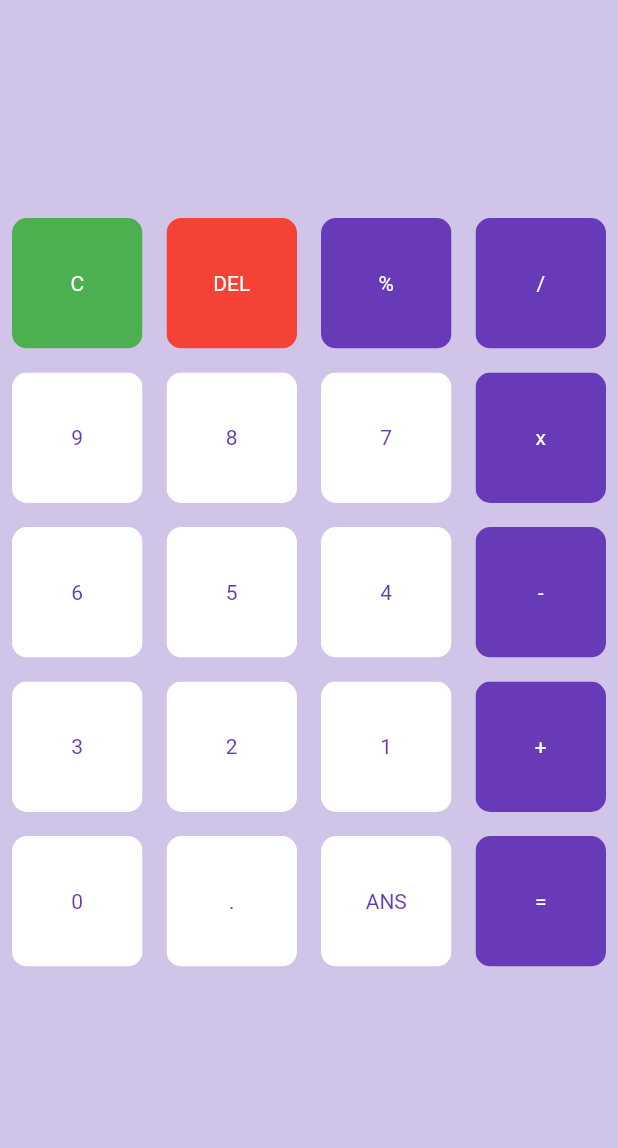
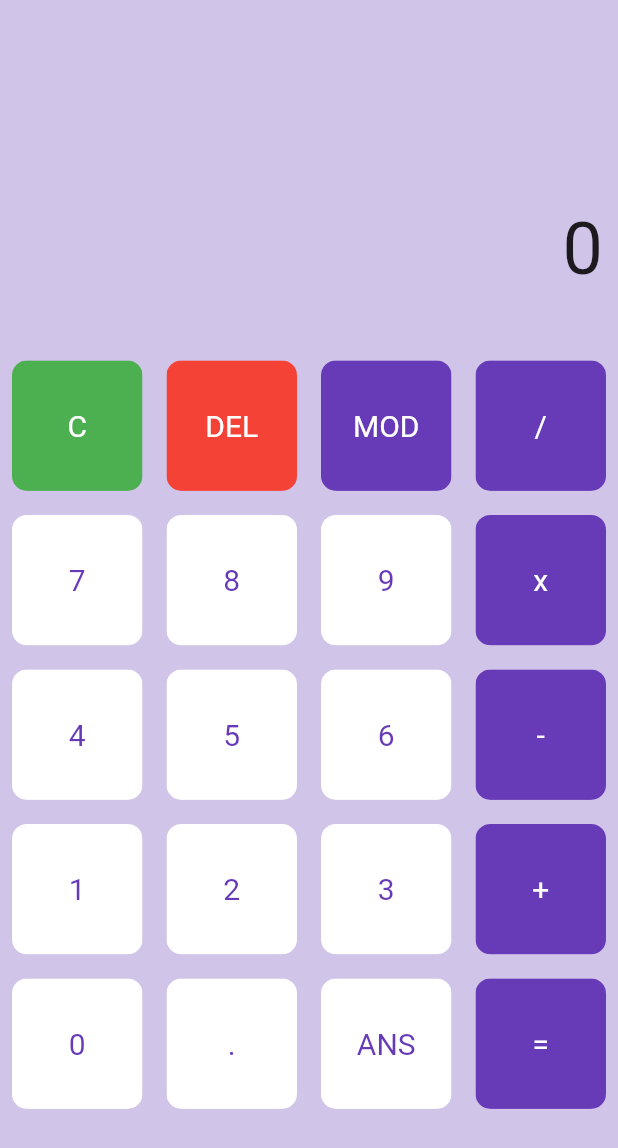
Before and after one commit to tamerardal/calculator_app, a Flutter app: the screen it shows after launch, on a phone screen of 412 x 824 dp. Shown: the top 1148 px of the screen. Run offline on Flutter 3.47's test engine with Material 2 defaults, Android fonts, the phone set to English and light mode, and no system bars; our stand-ins replace math_expressions.

Commit message:
işlem kodu yazıldı. math exp paketi eklendi.

```diff
--- a/lib/buttons.dart
+++ b/lib/buttons.dart
@@ -1,14 +1,16 @@
 import 'package:flutter/material.dart';
 
 class MyButton extends StatelessWidget {
-  final color, textColor;
+  final color, textColor, buttonTapped;
   final String buttonText;
 
-  MyButton({this.textColor, this.color, this.buttonText});
+  MyButton({this.textColor, this.color, this.buttonText, this.buttonTapped});
 
   @override
   Widget build(BuildContext context) {
-    return Padding(
+    return GestureDetector(
+      onTap: buttonTapped,
+      child: Padding(
         padding: const EdgeInsets.all(8.0),
         child: ClipRRect(
           borderRadius: BorderRadius.circular(10),
@@ -19,6 +21,8 @@ class MyButton extends StatelessWidget {
                 buttonText,
                 style: TextStyle(
                   color: textColor,
+                  fontSize: 20,
+                ),
               ),
             ),
           ),
--- a/lib/main.dart
+++ b/lib/main.dart
@@ -1,6 +1,7 @@
 import 'package:calculator_app/buttons.dart';
 import 'package:flutter/cupertino.dart';
 import 'package:flutter/material.dart';
+import 'package:math_expressions/math_expressions.dart';
 
 void main() => runApp(CalcApp());
 
@@ -21,22 +22,25 @@ class HomePage extends StatefulWidget {
 }
 
 class _HomePageState extends State<HomePage> {
+  var userQuestion = '';
+  var userAnswer = '0';
+
   final List<String> buttons = [
     'C',
     'DEL',
-    '%',
+    'MOD',
     '/',
+    '7',
+    '8',
     '9',
-    '8',
-    '7',
     'x',
+    '4',
+    '5',
     '6',
-    '5',
-    '4',
     '-',
+    '1',
+    '2',
     '3',
-    '2',
-    '1',
     '+',
     '0',
     '.',
@@ -50,9 +54,36 @@ class _HomePageState extends State<HomePage> {
       backgroundColor: Colors.deepPurple[100],
       body: Column(
         children: <Widget>[
-          Expanded(child: Container()),
           Expanded(
-            flex: 5,
+            child: Container(
+              child: Column(
+                mainAxisAlignment: MainAxisAlignment.spaceEvenly,
+                children: <Widget>[
+                  SizedBox(
+                    height: 70,
+                  ),
+                  Container(
+                    margin: EdgeInsets.only(left: 10),
+                    alignment: Alignment.centerLeft,
+                    child: Text(userQuestion, style: TextStyle(fontSize: 48)),
+                  ),
+                  Container(
+                    margin: EdgeInsets.only(right: 10),
+                    alignment: Alignment.centerRight,
+                    child: Text(
+                      userAnswer,
+                      style: TextStyle(fontSize: 48),
+                    ),
+                  ),
+                ],
+              ),
+            ),
+          ),
+          SizedBox(
+            height: 35,
+          ),
+          Expanded(
+            flex: 3,
             child: Container(
               child: GridView.builder(
                 primary: false,
@@ -60,19 +91,65 @@ class _HomePageState extends State<HomePage> {
                 gridDelegate: SliverGridDelegateWithFixedCrossAxisCount(
                     crossAxisCount: 4),
                 itemBuilder: (BuildContext context, int index) {
+                  // Temizleme butonu
                   if (index == 0) {
                     return MyButton(
+                      buttonTapped: () {
+                        setState(() {
+                          userQuestion = '';
+                          userAnswer = '0';
+                        });
+                      },
                       buttonText: buttons[index],
                       color: Colors.green,
                       textColor: Colors.white,
                     );
-                  } else if (index == 1) {
+                  }
+                  // Silme butonu
+                  else if (index == 1) {
                     return MyButton(
+                        buttonTapped: () {
+                          setState(() {
+                            userQuestion = userQuestion.substring(
+                                0, userQuestion.length - 1);
+                          });
+                        },
                         buttonText: buttons[index],
                         color: Colors.red,
                         textColor: Colors.white);
-                  } else {
+                  }
+                  //Eşittir butonu
+                  else if (index == buttons.length - 1) {
                     return MyButton(
+                        buttonTapped: () {
+                          setState(() {
+                            equalPressed();
+                          });
+                        },
+                        buttonText: buttons[index],
+                        color: Colors.deepPurple,
+                        textColor: Colors.white);
+                  }
+                  //ANS Butonu
+                  else if (index == buttons.length - 2) {
+                    return MyButton(
+                        buttonTapped: () {
+                          setState(() {
+                            userQuestion = userAnswer;
+                          });
+                        },
+                        buttonText: buttons[index],
+                        color: Colors.white,
+                        textColor: Colors.deepPurple);
+                  }
+                  // Geri kalan butonlar
+                  else {
+                    return MyButton(
+                      buttonTapped: () {
+                        setState(() {
+                          userQuestion += buttons[index];
+                        });
+                      },
                       buttonText: buttons[index],
                       color: isOperator(buttons[index])
                           ? Colors.deepPurple
@@ -92,9 +169,27 @@ class _HomePageState extends State<HomePage> {
   }
 
   bool isOperator(String a) {
-    if (a == '%' || a == '/' || a == 'x' || a == '+' || a == '-' || a == '=') {
+    if (a == 'MOD' ||
+        a == '/' ||
+        a == 'x' ||
+        a == '+' ||
+        a == '-' ||
+        a == '=') {
       return true;
     }
     return false;
   }
+
+  void equalPressed() {
+    String finalQuestion = userQuestion;
+    finalQuestion = finalQuestion.replaceAll('x', '*');
+    finalQuestion = finalQuestion.replaceAll('MOD', '%');
+
+    Parser p = Parser();
+    Expression exp = p.parse(finalQuestion);
+    ContextModel cm = ContextModel();
+    double eval = exp.evaluate(EvaluationType.REAL, cm);
+
+    userAnswer = eval.toString();
+  }
 }
--- a/pubspec.yaml
+++ b/pubspec.yaml
@@ -28,6 +28,7 @@ dependencies:
   # The following adds the Cupertino Icons font to your application.
   # Use with the CupertinoIcons class for iOS style icons.
   cupertino_icons: ^1.0.0
+  math_expressions: ^2.0.0
 
 dev_dependencies:
   flutter_test:
```
Also changed, not shown: pubspec.lock. Lines whose indentation alone changed are shown as unchanged.
